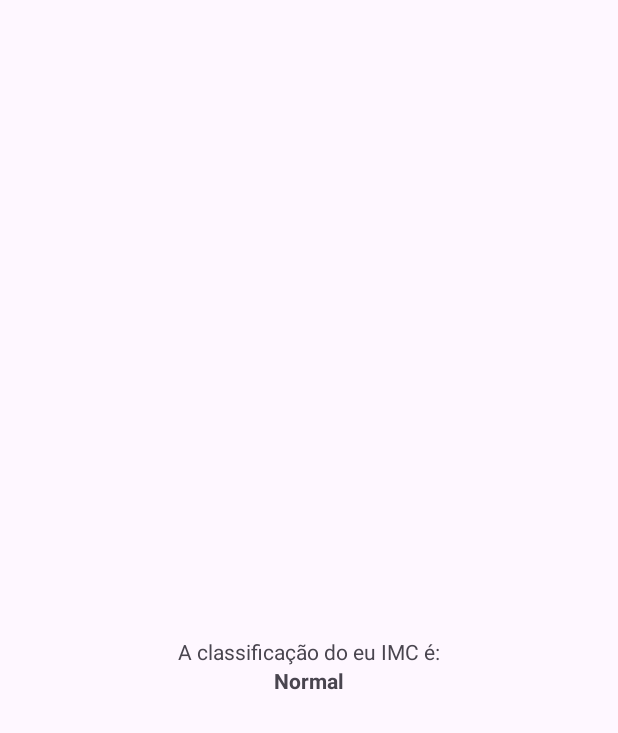
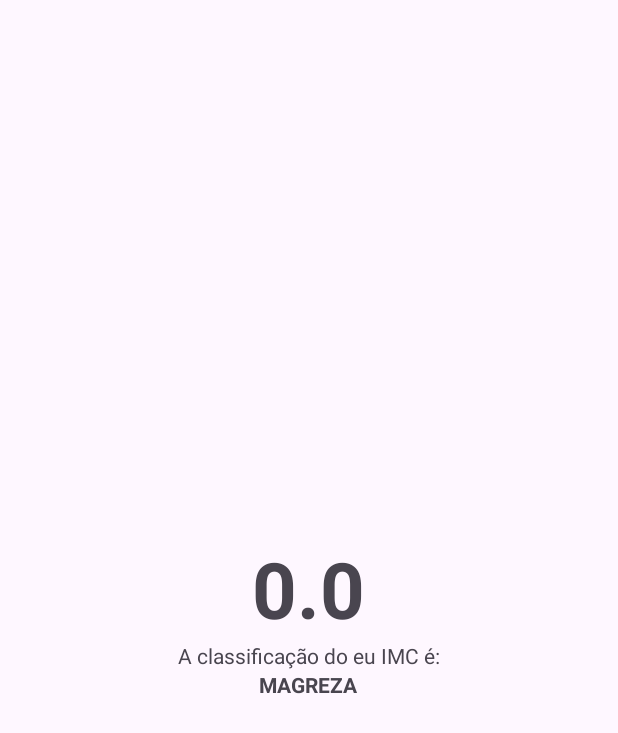
Before and after one commit to oLeonardosantos/calculadoraimc, an Android app: the ResultActivity screen opened directly, with no data from a screen before it, on a phone screen of 412 x 824 dp. Shown: the top 733 px of the screen. Run offline under Robolectric (Android 15) with nearby library versions, the phone set to English and light mode, and no system bars.

Commit message:
mostrando classificacao

```diff
--- a/app/src/main/java/com/comunidadedevspace/imc/ResultActivity.kt
+++ b/app/src/main/java/com/comunidadedevspace/imc/ResultActivity.kt
@@ -1,15 +1,35 @@
 package com.comunidadedevspace.imc
 
 import android.os.Bundle
+import android.widget.TextView
 import androidx.appcompat.app.AppCompatActivity
+
+const val KEY_RESULT_IMC = "ResultActivity.KEY_IMC"
 
 class ResultActivity : AppCompatActivity() {
     override fun onCreate(savedInstanceState: Bundle?) {
         super.onCreate(savedInstanceState)
         setContentView(R.layout.activity_result)
 
-        val result = intent.getFloatExtra("123", 0f)
+        val result = intent.getFloatExtra(KEY_RESULT_IMC, 0f)
 
-        println("Leonardo" + result)
+        val tvResult = findViewById<TextView>(R.id.tv_result)
+        val tvClassificacao = findViewById<TextView>(R.id.tv_classificacao)
+
+        tvResult.text = result.toString()
+
+        val classificacao: String? = if (result <= 18.5f){
+            "MAGREZA"
+        } else if(result > 18.5f && result <= 24.9f){
+            "NORMAL"
+        } else if(result > 25f && result <= 29.9f){
+            "SOBREPESO"
+        } else if (result > 30f && result <= 39.9f){
+            "OBESIDADE"
+        } else {
+            "OBESIDADE GRAVE"
+        }
+
+        tvClassificacao.text = classificacao
     }
 }
--- a/app/src/main/res/layout/activity_result.xml
+++ b/app/src/main/res/layout/activity_result.xml
@@ -12,8 +12,9 @@
         android:id="@+id/tv_result"
         android:layout_width="wrap_content"
         android:layout_height="wrap_content"
-        android:textSize="48sp"
+        android:textSize="52sp"
         android:textStyle="bold"
+        android:maxLength="5"
         tools:text="23.66" />
 
     <TextView
@@ -27,6 +28,6 @@
         android:layout_width="wrap_content"
         android:layout_height="wrap_content"
         android:textStyle="bold"
-        android:text="Normal" />
+        tools:text="Normal" />
 
 </LinearLayout>
```
Also changed, not shown: app/src/main/java/com/comunidadedevspace/imc/MainActivity.kt (+4 -3 lines).
